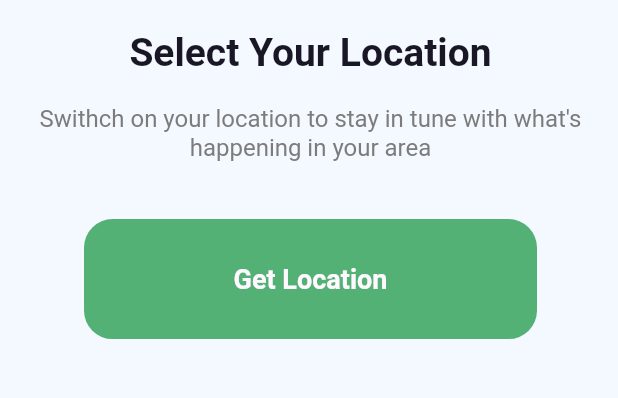
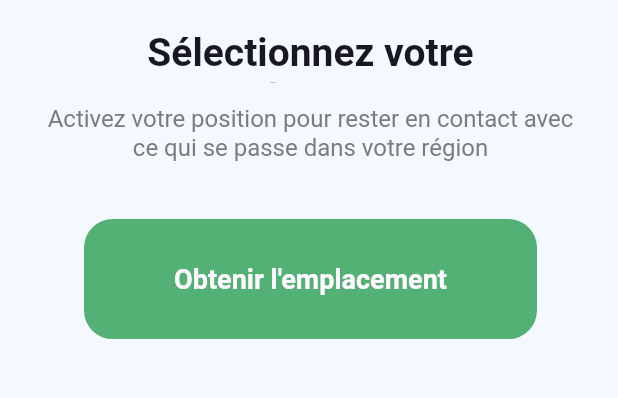
Before and after one commit to toubal77/kw_express_pfe, a Flutter app: the screen it shows after launch, on a phone screen of 412 x 824 dp, the part 505-903 px from its top. Run offline on Flutter 3.47's test engine with Material 2 defaults, Android fonts, the phone set to English and light mode, and no system bars; our stand-ins replace bordered_text, cached_network_image, carousel_slider, cloud_firestore, firebase_auth, firebase_core and 11 more; missing offline and left inert: email_launcher, flutter_share, geocode, speed_dial_fab; accounts and stored records are empty; project files that could hold a hidden picture were left out.

```diff
--- a/lib/app/auth/location.dart
+++ b/lib/app/auth/location.dart
@@ -118,7 +118,7 @@ class _SelectLocationState extends State<SelectLocation> {
                         width: 246.w,
                         height: 29.h,
                         child: Text(
-                          'Select Your Location',
+                          'Sélectionnez votre emplacement',
                           style: TextStyle(
                             fontSize: 26,
                             fontWeight: FontWeight.w600,
@@ -134,7 +134,7 @@ class _SelectLocationState extends State<SelectLocation> {
                         width: 324.w,
                         height: 57.h,
                         child: Text(
-                          "Swithch on your location to stay in tune with what's happening in your area",
+                          "Activez votre position pour rester en contact avec ce qui se passe dans votre région",
                           style: TextStyle(
                             fontSize: 16,
                             color: Color(0xff7C7C7C),
@@ -147,7 +147,7 @@ class _SelectLocationState extends State<SelectLocation> {
                           width: 364.w,
                           height: 67.h,
                           child: Text(
-                            'Your adress: $adressUser',
+                            'Votre adresse: $adressUser',
                             style: TextStyle(
                               fontSize: 16,
                               color: Color(0xff7C7C7C),
@@ -193,7 +193,9 @@ class _SelectLocationState extends State<SelectLocation> {
                             ),
                             child: Center(
                               child: Text(
-                                !getLocation ? 'Get Location' : 'Submit',
+                                !getLocation
+                                    ? 'Obtenir l\'emplacement'
+                                    : 'Soumettre',
                                 style: TextStyle(
                                   color: Color(0xffFFF9FF),
                                   fontSize: 18,
--- a/lib/app/auth/sing_in/sing_in_form.dart
+++ b/lib/app/auth/sing_in/sing_in_form.dart
@@ -111,7 +111,7 @@ class _SignInFormState extends State<SignInForm> {
                       width: 233.w,
                       height: 14.h,
                       child: Text(
-                        'Enter your email and password',
+                        'Entrez votre email et votre mot de passe',
                         style: TextStyle(
                           color: Color(0xff7C7C7C),
                           fontSize: 16,
@@ -174,7 +174,7 @@ class _SignInFormState extends State<SignInForm> {
                         alignment: Alignment.topRight,
                         height: 14.h,
                         child: Text(
-                          'Forgot Password?',
+                          'Mot de passe oublié?',
                           style: TextStyle(
                             color: Color(0xff181725),
                             fontSize: 14,
```
